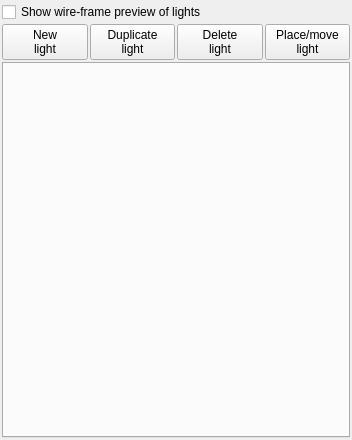
Qt form mandelbulber2/qt/light_sources_manager.ui (irinox-ctrl/mandelbulber2) before a commit.
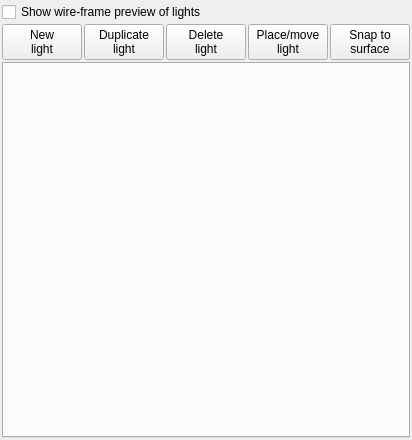
The same form after that commit. Custom widgets are drawn as their Qt base class.

Commit message: Voorstel 1 (revised): Snap to Surface als expliciete knop

```diff
--- a/mandelbulber2/qt/light_sources_manager.ui
+++ b/mandelbulber2/qt/light_sources_manager.ui
@@ -82,6 +82,17 @@
        </property>
       </widget>
      </item>
+     <item>
+      <widget class="QPushButton" name="pushButton_snapToSurface">
+       <property name="toolTip">
+        <string>&lt;html&gt;&lt;head/&gt;&lt;body&gt;&lt;p&gt;Snap selected light to the nearest fractal surface along the camera view direction.&lt;/p&gt;&lt;/body&gt;&lt;/html&gt;</string>
+       </property>
+       <property name="text">
+        <string>Snap to
+surface</string>
+       </property>
+      </widget>
+     </item>
     </layout>
    </item>
    <item>
```
The commit also changes 5 other files.
